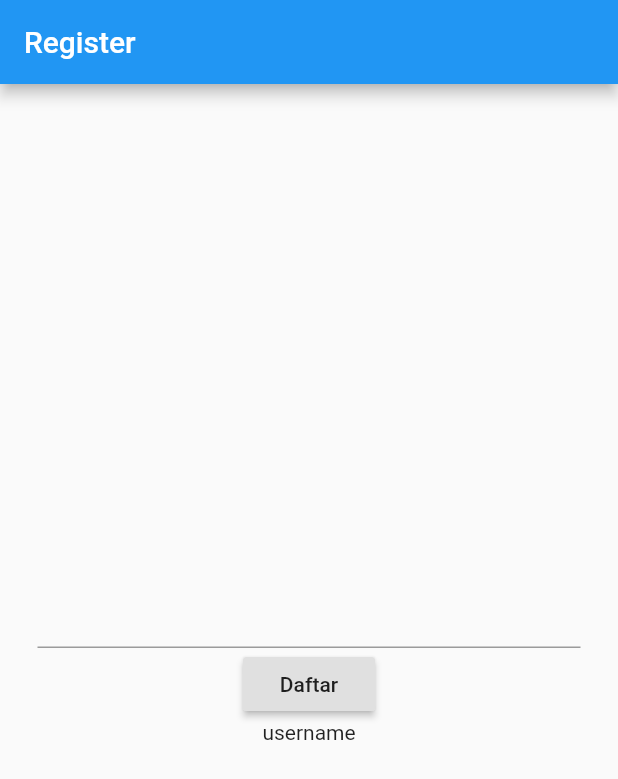
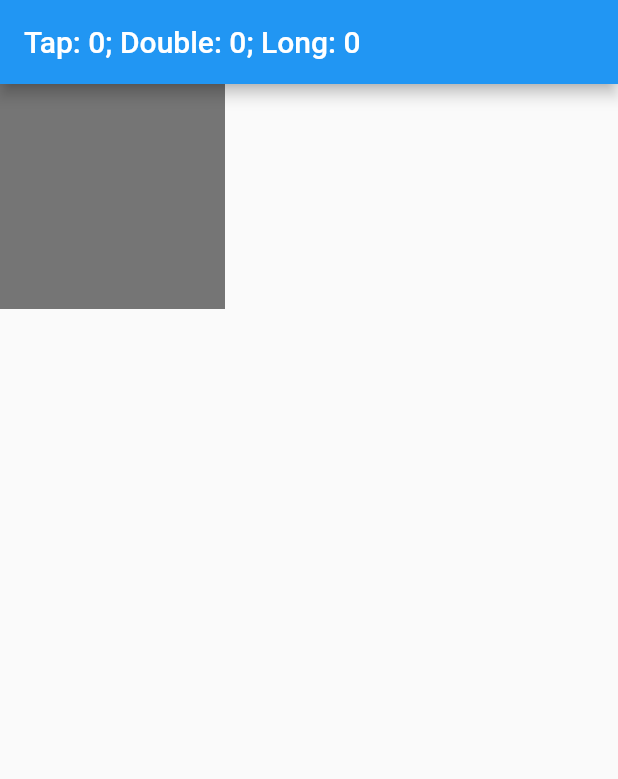
Before and after one commit to abumaryam/halo-app-flutter, a Flutter app: the screen it shows after launch, on a phone screen of 412 x 824 dp. Shown: the top 779 px of the screen. Run offline on Flutter 3.47's test engine with Material 2 defaults, Android fonts, the phone set to English and light mode, and no system bars.

Commit message:
latihan input

```diff
--- a/lib/main.dart
+++ b/lib/main.dart
@@ -1,7 +1,9 @@
 import 'package:flutter/material.dart';
+import 'package:haloapp/ui/latihan_gesture.dart';
+import 'ui/latihan_gesture.dart';
 // import 'ui/haloapp.dart';
 import 'ui/form_register.dart';
 
 void main() {
-  runApp(FormRegister());
+  runApp(LatihanGesture());
 }
--- /dev/null
+++ b/lib/ui/latihan_gesture.dart
@@ -0,0 +1,46 @@
+import 'package:flutter/material.dart';
+
+class LatihanGesture extends StatefulWidget {
+  @override
+  _LatihanGestureState createState() => _LatihanGestureState();
+}
+
+class _LatihanGestureState extends State<LatihanGesture> {
+  int banyakTap = 0;
+  int banyakDouble = 0;
+  int banyakLong = 0;
+
+  @override
+  Widget build(BuildContext context) {
+    return MaterialApp(
+      title: 'Latihan Gesture',
+      home: Scaffold(
+        appBar: AppBar(
+            title: Text(
+                'Tap: $banyakTap; Double: $banyakDouble; Long: $banyakLong')),
+        body: GestureDetector(
+          onTap: () {
+            setState(() {
+              banyakTap++;
+            });
+          },
+          onDoubleTap: () {
+            setState(() {
+              banyakDouble++;
+            });
+          },
+          onLongPress: () {
+            setState(() {
+              banyakLong++;
+            });
+          },
+          child: Container(
+            width: 150,
+            height: 150,
+            color: Colors.grey[600],
+          ),
+        ),
+      ),
+    );
+  }
+}
```
Also changed, not shown: lib/ui/form_register.dart (+25 -1 lines), lib/ui/latihan_pointers.dart (added, +39 -0 lines).
